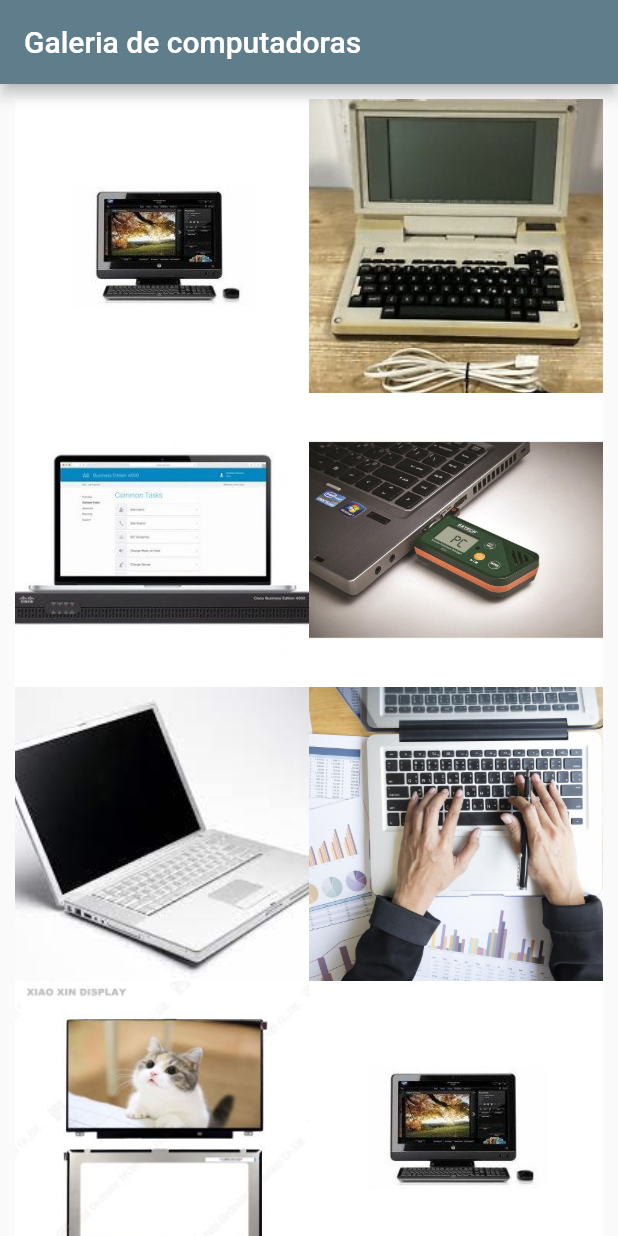
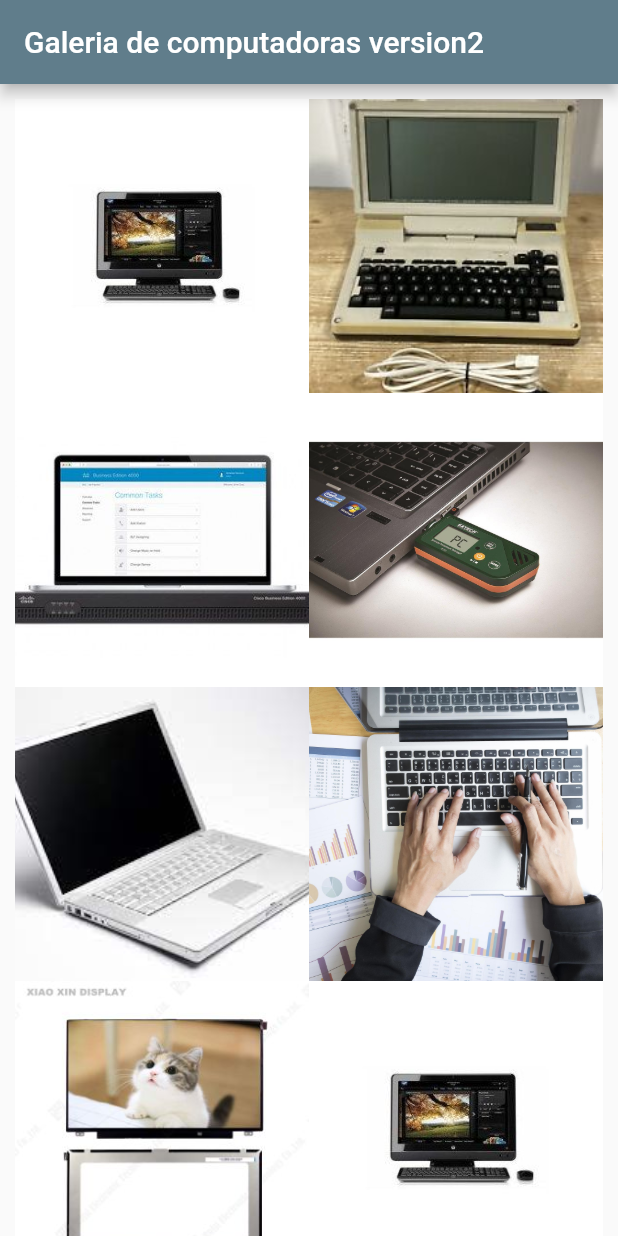
Before and after one commit to RamirezAlvaradoEstefania/Gasolina_6toJ, a Flutter app: the screen it shows after launch, on a phone screen of 412 x 824 dp. Run offline on Flutter 3.47's test engine with Material 2 defaults, Android fonts, the phone set to English and light mode, and no system bars.

```diff
--- a/lib/galeria_decomputadoras.dart
+++ b/lib/galeria_decomputadoras.dart
@@ -26,7 +26,7 @@ class _PaginaInicialState extends State<PaginaInicial> {
   Widget build(BuildContext context) {
     return Scaffold(
         appBar: AppBar(
-          title: Text("Galeria de computadoras"),
+          title: Text("Galeria de computadoras version2"),
         ),
         body: GridView.custom(
           gridDelegate: SliverGridDelegateWithFixedCrossAxisCount(
```
Also changed, not shown: 1 other file.
